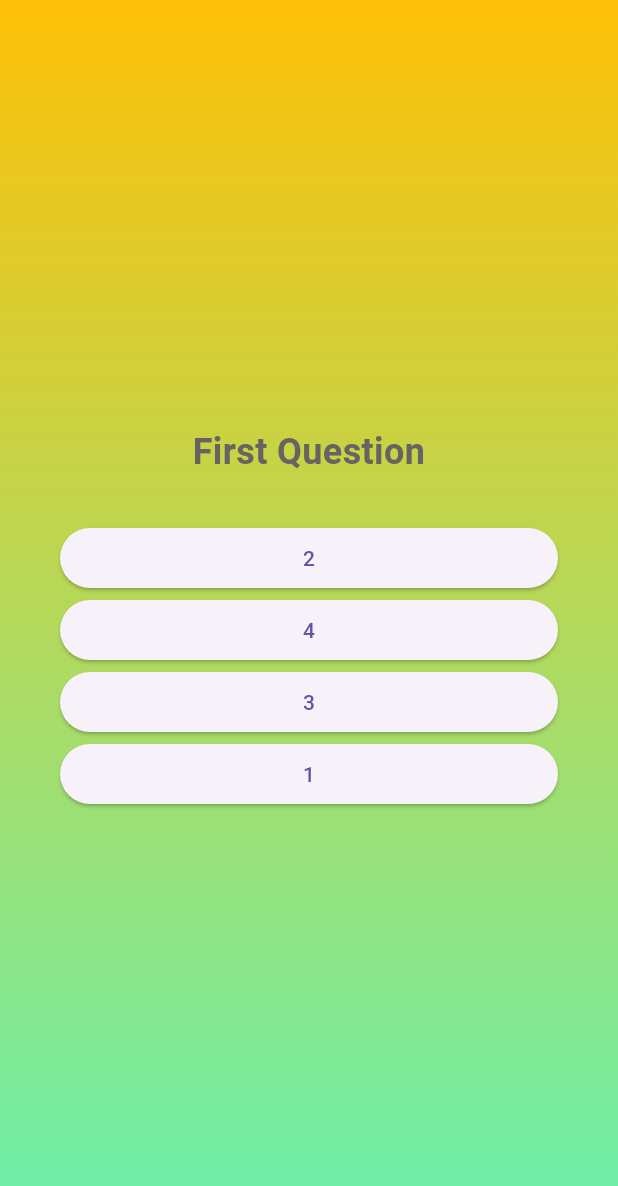
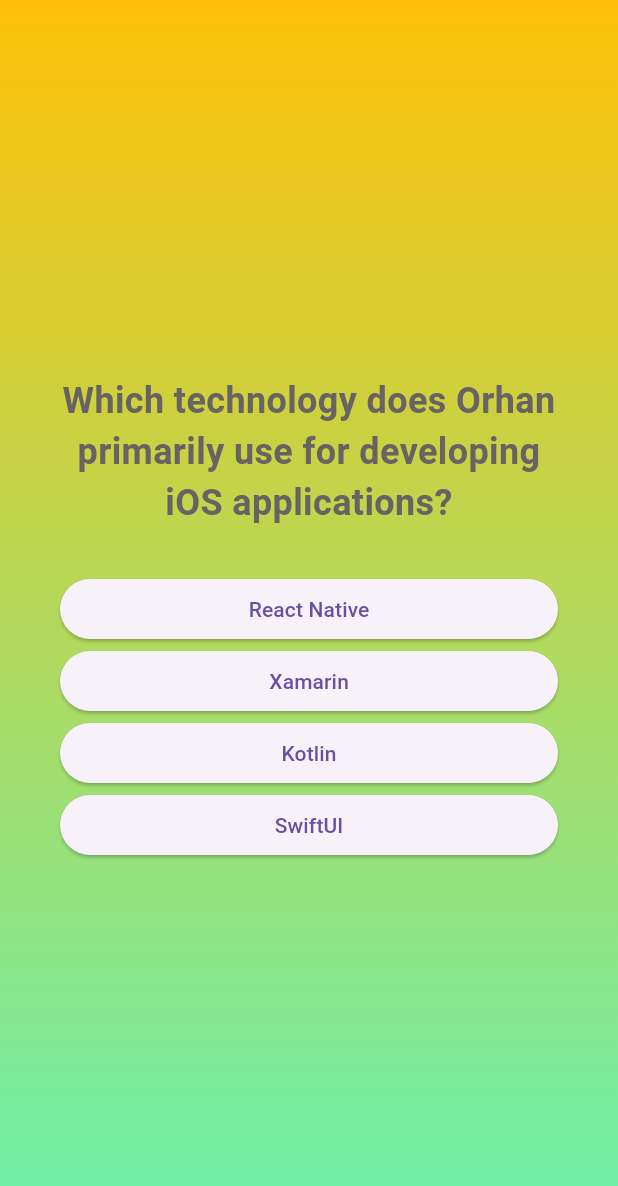
Before and after one commit to Orhanko/FlutterStart_2, a Flutter app: the screen it shows after launch, after a tap on "Start Quiz", on a phone screen of 412 x 824 dp. Shown: the top 1186 px of the screen. Run offline on Flutter 3.47's test engine with Material 3 defaults, Android fonts, the light colour scheme and no system bars.

Commit message:
Created real questions and their answers

```diff
--- a/lib/data/questions.dart
+++ b/lib/data/questions.dart
@@ -1,10 +1,39 @@
 import 'package:pocetak2/models/quiz_question.dart';
 
 const questions = [
-  QuizQuestion('First Question', ['1', '2', '3', '4']),
-  QuizQuestion('Second Question', ['5', '6', '7', '8']),
-  QuizQuestion('Third Question', ['9', '10', '11', '12']),
-  QuizQuestion('Fourth Question', ['13', '14', '15', '16']),
-  QuizQuestion('Fifth Question', ['17', '18', '19', '20']),
-  QuizQuestion('Sixth Question', ['21', '22', '23', '24']),
+  QuizQuestion(
+    'Which technology does Orhan primarily use for developing iOS applications?',
+    ['SwiftUI', 'React Native', 'Kotlin', 'Xamarin'],
+  ),
+  QuizQuestion('Which device does Orhan mainly use for app development?', [
+    "MacBook Air",
+    "iPhone 15",
+    "Windows Desktop",
+    "iPad Pro",
+  ]),
+  QuizQuestion('At which faculty did Orhan complete his degree?', [
+    "Polytechnic Faculty Zenica",
+    "Faculty of Electrical Engineering Sarajevo",
+    "Technical Faculty Tuzla",
+    "Faculty of Information Technologies Mostar",
+  ]),
+  QuizQuestion('What is the title of Orhan’s recently defended thesis?', [
+    "Interactive Visualization of Statistical Data Through an iOS Application",
+    "Data Visualization Through Android Application",
+    "Interactive Market Analysis in Real Time",
+    "Statistical Data Processing in Java",
+  ]),
+  QuizQuestion(
+    'What was Orhan’s main goal in transitioning from iOS to Flutter?',
+    [
+      "Learning cross-platform development",
+      "Faster app performance",
+      "Using Dart because of its simplicity",
+      "Better support for macOS",
+    ],
+  ),
+  QuizQuestion(
+    'What is the name of the restaurant Orhan planned to visit after successfully defending his thesis?',
+    ["Oliva", "Urban Grill", "Taboo", "Palazzo"],
+  ),
 ];
```
Also changed, not shown: 15 other files.
